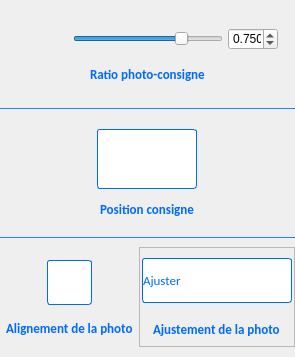
The window that PhotosConsigne/ui/SetStyle.ui (FlorianLance/PhotosConsigne) describes before a commit, drawn with Qt 5.
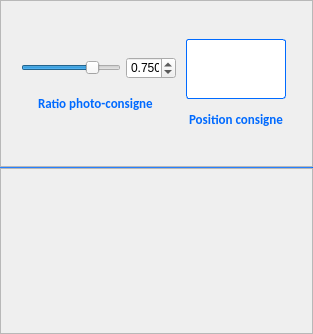
The same window after the commit. Icons and pictures are not drawn.

Commit message: * predef positions

Diff of the .ui file:
```diff
--- a/PhotosConsigne/ui/SetStyle.ui
+++ b/PhotosConsigne/ui/SetStyle.ui
@@ -6,8 +6,8 @@
    <rect>
     <x>0</x>
     <y>0</y>
-    <width>295</width>
-    <height>357</height>
+    <width>313</width>
+    <height>334</height>
    </rect>
   </property>
   <property name="sizePolicy">
@@ -31,7 +31,7 @@
   <property name="windowTitle">
    <string>Form</string>
   </property>
-  <layout class="QGridLayout" name="gridLayout" columnstretch="3,1,3" columnminimumwidth="0,0,0">
+  <layout class="QGridLayout" name="gridLayout" columnstretch="3,0">
    <property name="leftMargin">
     <number>0</number>
    </property>
@@ -47,228 +47,31 @@
    <property name="spacing">
     <number>0</number>
    </property>
-   <item row="4" column="0" colspan="2">
-    <widget class="QFrame" name="framePhotoAlignment">
-     <property name="minimumSize">
-      <size>
-       <width>0</width>
-       <height>100</height>
-      </size>
-     </property>
-     <property name="maximumSize">
-      <size>
-       <width>16777215</width>
-       <height>100</height>
-      </size>
-     </property>
-     <property name="styleSheet">
-      <string notr="true">.QFrame{
-    border: 0px solid gray;
-    border-radius: 0px;
-}</string>
-     </property>
+   <item row="0" column="0" colspan="2">
+    <widget class="QFrame" name="frameTop">
      <property name="frameShape">
       <enum>QFrame::StyledPanel</enum>
      </property>
      <property name="frameShadow">
       <enum>QFrame::Raised</enum>
      </property>
-     <layout class="QVBoxLayout" name="verticalLayout_20">
+     <layout class="QHBoxLayout" name="horizontalLayout">
       <property name="spacing">
-       <number>5</number>
+       <number>0</number>
       </property>
       <property name="leftMargin">
-       <number>5</number>
+       <number>0</number>
       </property>
       <property name="topMargin">
-       <number>5</number>
+       <number>0</number>
       </property>
       <property name="rightMargin">
-       <number>5</number>
+       <number>0</number>
       </property>
       <property name="bottomMargin">
        <number>0</number>
       </property>
-      <item alignment="Qt::AlignHCenter">
-       <widget class="QComboBox" name="cbPhotoAlignment">
-        <property name="minimumSize">
-         <size>
-          <width>45</width>
-          <height>45</height>
-         </size>
-        </property>
-        <property name="maximumSize">
-         <size>
-          <width>45</width>
-          <height>45</height>
-         </size>
-        </property>
-        <property name="toolTip">
-         <string>&lt;html&gt;&lt;head/&gt;&lt;body&gt;&lt;p&gt;Choix du motif de fond&lt;/p&gt;&lt;/body&gt;&lt;/html&gt;</string>
-        </property>
-        <property name="styleSheet">
-         <string notr="true">QComboBox {
-    border: 1px solid rgb(0,106,255);
-    border-radius: 3px;
-  padding: 1px -1px 1px 1px;
-
-	background-color: qlineargradient(x1: 0, y1: 0, x2: 0, y2: 1,
-                                       stop: 0 #dadbde, stop: 1 #f6f7fa);
-}
-
-QComboBox::drop-down {
-	width: 0px;
-}
-
-QComboBox:hover{
-background-color: qlineargradient(x1: 0, y1: 0, x2: 0, y2: 1,
-                                       stop: 0 #f6f7fa, stop: 1 #dadbde);
-}
-
-
- QComboBox QAbstractItemView {
-     selection-background-color: lightgray;
- }
-
-
-QComboBox:!enabled {
-    border-color: rgb(150,150,150);
-  
-}
-
-	</string>
-        </property>
-        <property name="currentIndex">
-         <number>1</number>
-        </property>
-        <property name="iconSize">
-         <size>
-          <width>40</width>
-          <height>40</height>
-         </size>
-        </property>
-        <property name="frame">
-         <bool>true</bool>
-        </property>
         <item>
-         <property name="text">
-          <string/>
-         </property>
-         <property name="icon">
-          <iconset resource="../resources.qrc">
-           <normaloff>:/images/aligment/center_left</normaloff>:/images/aligment/center_left</iconset>
-         </property>
-        </item>
-        <item>
-         <property name="text">
-          <string/>
-         </property>
-         <property name="icon">
-          <iconset resource="../resources.qrc">
-           <normaloff>:/images/aligment/center_center</normaloff>:/images/aligment/center_center</iconset>
-         </property>
-        </item>
-        <item>
-         <property name="text">
-          <string/>
-         </property>
-         <property name="icon">
-          <iconset resource="../resources.qrc">
-           <normaloff>:/images/aligment/center_right</normaloff>:/images/aligment/center_right</iconset>
-         </property>
-        </item>
-        <item>
-         <property name="text">
-          <string/>
-         </property>
-         <property name="icon">
-          <iconset resource="../resources.qrc">
-           <normaloff>:/images/aligment/top_left</normaloff>:/images/aligment/top_left</iconset>
-         </property>
-        </item>
-        <item>
-         <property name="text">
-          <string/>
-         </property>
-         <property name="icon">
-          <iconset resource="../resources.qrc">
-           <normaloff>:/images/aligment/top_center</normaloff>:/images/aligment/top_center</iconset>
-         </property>
-        </item>
-        <item>
-         <property name="text">
-          <string/>
-         </property>
-         <property name="icon">
-          <iconset resource="../resources.qrc">
-           <normaloff>:/images/aligment/top_right</normaloff>:/images/aligment/top_right</iconset>
-         </property>
-        </item>
-        <item>
-         <property name="text">
-          <string/>
-         </property>
-         <property name="icon">
-          <iconset resource="../resources.qrc">
-           <normaloff>:/images/aligment/down_left</normaloff>:/images/aligment/down_left</iconset>
-         </property>
-        </item>
-        <item>
-         <property name="text">
-          <string/>
-         </property>
-         <property name="icon">
-          <iconset resource="../resources.qrc">
-           <normaloff>:/images/aligment/down_center</normaloff>:/images/aligment/down_center</iconset>
-         </property>
-        </item>
-        <item>
-         <property name="text">
-          <string/>
-         </property>
-         <property name="icon">
-          <iconset resource="../resources.qrc">
-           <normaloff>:/images/aligment/down_right</normaloff>:/images/aligment/down_right</iconset>
-         </property>
-        </item>
-       </widget>
-      </item>
-      <item alignment="Qt::AlignHCenter">
-       <widget class="QLabel" name="laConsignAlignment">
-        <property name="maximumSize">
-         <size>
-          <width>16777215</width>
-          <height>20</height>
-         </size>
-        </property>
-        <property name="styleSheet">
-         <string notr="true">
-
-QWidget {
-  
-	color : rgb(0,106,255);
-    font:  bold 10pt Calibri;
-
-
- }
-
-
-QWidget:!enabled {
-  
-	color : rgb(150,150,150);
-    font:  bold 10pt Calibri;
- }
-</string>
-        </property>
-        <property name="text">
-         <string>Alignement de la photo</string>
-        </property>
-       </widget>
-      </item>
-     </layout>
-    </widget>
-   </item>
-   <item row="0" column="0" colspan="3">
     <widget class="QFrame" name="frameRatioPC">
      <property name="minimumSize">
       <size>
@@ -296,13 +99,13 @@
      </property>
      <layout class="QGridLayout" name="gridLayout_17">
       <property name="leftMargin">
-       <number>5</number>
+          <number>15</number>
       </property>
       <property name="topMargin">
        <number>5</number>
       </property>
       <property name="rightMargin">
-       <number>5</number>
+          <number>0</number>
       </property>
       <property name="bottomMargin">
        <number>0</number>
@@ -338,17 +141,17 @@
         </property>
        </widget>
       </item>
-      <item row="0" column="1" alignment="Qt::AlignHCenter">
+         <item row="0" column="1" alignment="Qt::AlignLeft">
        <widget class="QSlider" name="hsRatioPC">
         <property name="minimumSize">
          <size>
-          <width>150</width>
+             <width>100</width>
           <height>0</height>
          </size>
         </property>
         <property name="maximumSize">
          <size>
-          <width>200</width>
+             <width>100</width>
           <height>16777215</height>
          </size>
         </property>
@@ -401,203 +204,7 @@
      </layout>
     </widget>
    </item>
-   <item row="4" column="2">
-    <widget class="QFrame" name="frameAdjustPhoto">
-     <property name="maximumSize">
-      <size>
-       <width>16777215</width>
-       <height>130</height>
-      </size>
-     </property>
-     <property name="frameShape">
-      <enum>QFrame::StyledPanel</enum>
-     </property>
-     <property name="frameShadow">
-      <enum>QFrame::Raised</enum>
-     </property>
-     <layout class="QVBoxLayout" name="verticalLayout_32">
-      <property name="spacing">
-       <number>10</number>
-      </property>
-      <property name="leftMargin">
-       <number>2</number>
-      </property>
-      <property name="topMargin">
-       <number>10</number>
-      </property>
-      <property name="rightMargin">
-       <number>2</number>
-      </property>
-      <property name="bottomMargin">
-       <number>0</number>
-      </property>
-      <item alignment="Qt::AlignHCenter">
-       <widget class="QComboBox" name="cbAdjustPhoto">
-        <property name="minimumSize">
-         <size>
-          <width>150</width>
-          <height>45</height>
-         </size>
-        </property>
-        <property name="maximumSize">
-         <size>
-          <width>16777215</width>
-          <height>45</height>
-         </size>
-        </property>
-        <property name="toolTip">
-         <string>&lt;html&gt;&lt;head/&gt;&lt;body&gt;&lt;p&gt;Ajustement de l'image de fond&lt;/p&gt;&lt;/body&gt;&lt;/html&gt;</string>
-        </property>
-        <property name="styleSheet">
-         <string notr="true">QComboBox {
-    border: 1px solid rgb(0,106,255);
-    border-radius: 3px;
-    padding: 1px 1px 1px -0px;
-
-	background-color: qlineargradient(x1: 0, y1: 0, x2: 0, y2: 1,
-                                       stop: 0 #dadbde, stop: 1 #f6f7fa);
-
-    font:  10pt Calibri;
-	color : rgb(150,150,150);
-}
-
-
-QComboBox:enabled {
-
-	color : rgb(0,106,255);
-}
-
-
-QComboBox::drop-down {
-	width: 0px;
-}
-
-QComboBox:hover{
-background-color: qlineargradient(x1: 0, y1: 0, x2: 0, y2: 1,
-                                       stop: 0 #f6f7fa, stop: 1 #dadbde);
-}
-
- QComboBox QAbstractItemView {
-     selection-background-color: lightgray;
- }</string>
-        </property>
-        <property name="currentIndex">
-         <number>3</number>
-        </property>
-        <property name="iconSize">
-         <size>
-          <width>72</width>
-          <height>46</height>
-         </size>
-        </property>
-        <property name="frame">
-         <bool>true</bool>
-        </property>
         <item>
-         <property name="text">
-          <string>Centrer</string>
-         </property>
-         <property name="icon">
-          <iconset resource="../resources.qrc">
-           <normaloff>:/images/adjust/center_bg_image</normaloff>:/images/adjust/center_bg_image</iconset>
-         </property>
-        </item>
-        <item>
-         <property name="text">
-          <string>Etirer</string>
-         </property>
-         <property name="icon">
-          <iconset resource="../resources.qrc">
-           <normaloff>:/images/adjust/extend_bg_image</normaloff>:/images/adjust/extend_bg_image</iconset>
-         </property>
-        </item>
-        <item>
-         <property name="text">
-          <string>Remplir</string>
-         </property>
-         <property name="icon">
-          <iconset resource="../resources.qrc">
-           <normaloff>:/images/adjust/fill_bg_image</normaloff>:/images/adjust/fill_bg_image</iconset>
-         </property>
-        </item>
-        <item>
-         <property name="text">
-          <string>Ajuster</string>
-         </property>
-         <property name="icon">
-          <iconset resource="../resources.qrc">
-           <normaloff>:/images/adjust/adjust_bg_image</normaloff>:/images/adjust/adjust_bg_image</iconset>
-         </property>
-        </item>
-        <item>
-         <property name="text">
-          <string>Mosaïque</string>
-         </property>
-         <property name="icon">
-          <iconset resource="../resources.qrc">
-           <normaloff>:/images/adjust/mosaic_bg_image</normaloff>:/images/adjust/mosaic_bg_image</iconset>
-         </property>
-        </item>
-       </widget>
-      </item>
-      <item alignment="Qt::AlignHCenter">
-       <widget class="QLabel" name="laAdjustPhoto">
-        <property name="styleSheet">
-         <string notr="true">
-
-QWidget {
-  
-	color : rgb(0,106,255);
-    font:  bold 10pt Calibri;
-
-
- }
-
-
-QWidget:!enabled {
-  
-	color : rgb(150,150,150);
-    font:  bold 10pt Calibri;
- }
-</string>
-        </property>
-        <property name="text">
-         <string>Ajustement de la photo</string>
-        </property>
-       </widget>
-      </item>
-     </layout>
-    </widget>
-   </item>
-   <item row="1" column="0" colspan="3">
-    <widget class="Line" name="line3">
-     <property name="maximumSize">
-      <size>
-       <width>16777215</width>
-       <height>1</height>
-      </size>
-     </property>
-     <property name="styleSheet">
-      <string notr="true">
-QFrame{
-background-color: rgb(0,106,255);
-}
-
-
-QFrame:!enabled
-{
-	background-color: rgb(150,150,150);
-}
-
-
-	</string>
-     </property>
-     <property name="orientation">
-      <enum>Qt::Horizontal</enum>
-     </property>
-    </widget>
-   </item>
-   <item row="2" column="0" colspan="3">
     <widget class="QFrame" name="frameConsignPosition">
      <property name="minimumSize">
       <size>
@@ -634,7 +241,7 @@
        <number>2</number>
       </property>
       <property name="rightMargin">
-       <number>0</number>
+          <number>15</number>
       </property>
       <property name="bottomMargin">
        <number>0</number>
@@ -807,8 +414,44 @@
      </layout>
     </widget>
    </item>
-   <item row="3" column="0" colspan="3">
-    <widget class="Line" name="line4">
+     </layout>
+    </widget>
+   </item>
+   <item row="2" column="0" colspan="2">
+    <widget class="QFrame" name="frameMiddle">
+     <property name="minimumSize">
+      <size>
+       <width>0</width>
+       <height>100</height>
+      </size>
+     </property>
+     <property name="frameShape">
+      <enum>QFrame::StyledPanel</enum>
+     </property>
+     <property name="frameShadow">
+      <enum>QFrame::Raised</enum>
+     </property>
+     <layout class="QHBoxLayout" name="hlImagePosition">
+      <property name="spacing">
+       <number>0</number>
+      </property>
+      <property name="leftMargin">
+       <number>0</number>
+      </property>
+      <property name="topMargin">
+       <number>0</number>
+      </property>
+      <property name="rightMargin">
+       <number>0</number>
+      </property>
+      <property name="bottomMargin">
+       <number>0</number>
+      </property>
+     </layout>
+    </widget>
+   </item>
+   <item row="1" column="0" colspan="2">
+    <widget class="Line" name="line3">
      <property name="maximumSize">
       <size>
        <width>16777215</width>
```
Lines whose indentation alone changed are shown as unchanged. The commit also changes 53 other files.
